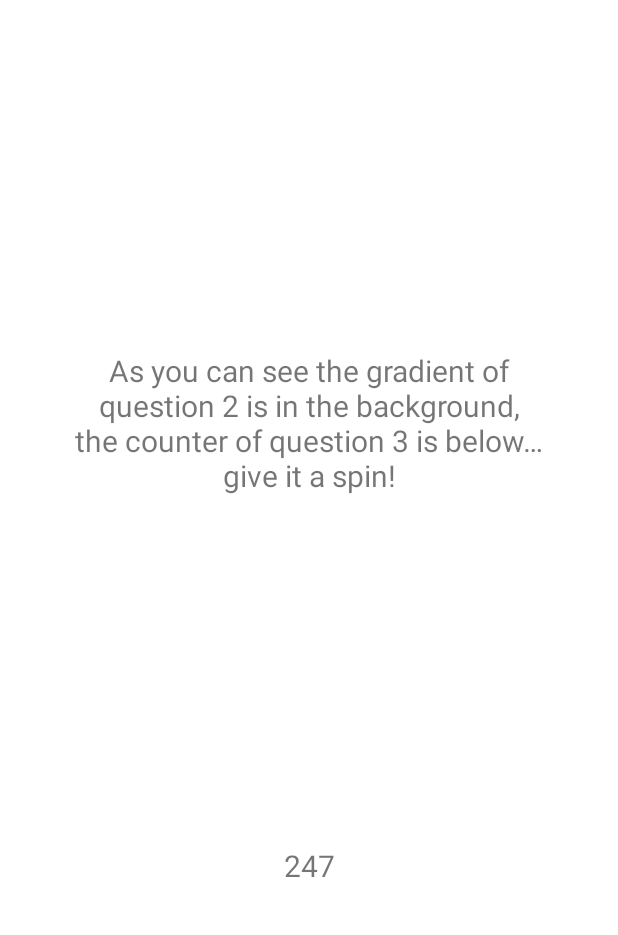
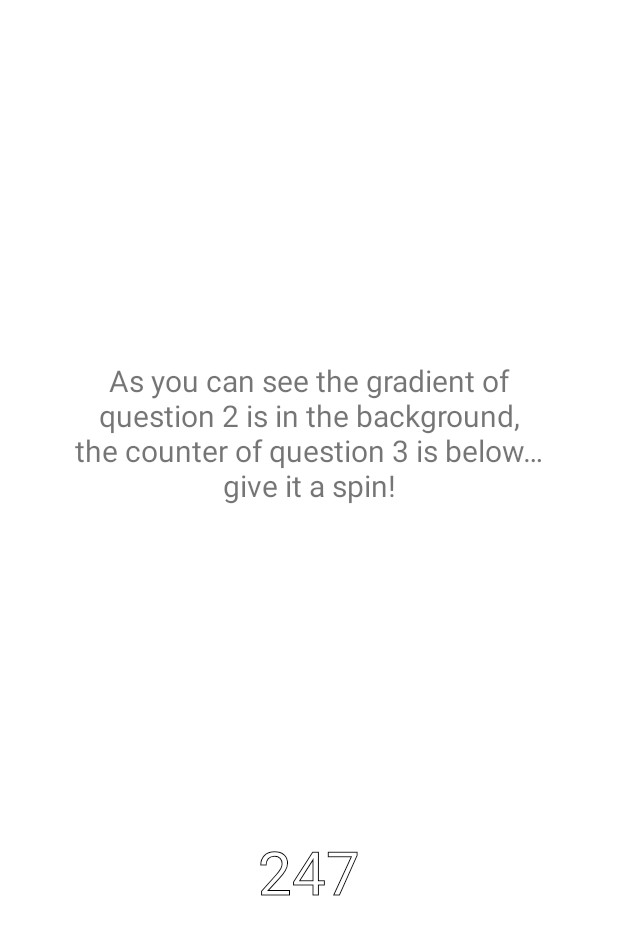
Before and after one commit to michielibiza/interview, an Android app: the layout page2.xml on its own in the app's theme, with its tools: preview values and no code run, on a phone screen of 412 x 824 dp. Shown: the top 935 px of the screen. Run offline under Robolectric (Android 15) with nearby library versions, the phone set to English and light mode, and no system bars.

Commit message:
draw text outlines

```diff
--- a/app/src/main/java/nl/michiel/zenlyinterview/CounterView.kt
+++ b/app/src/main/java/nl/michiel/zenlyinterview/CounterView.kt
@@ -2,6 +2,8 @@ package nl.michiel.zenlyinterview
 
 import android.content.Context
 import android.graphics.Canvas
+import android.graphics.Color
+import android.graphics.Paint
 import android.util.AttributeSet
 import android.view.animation.AccelerateDecelerateInterpolator
 import androidx.appcompat.widget.AppCompatTextView
@@ -53,7 +55,24 @@ class CounterView(
     }
 
     override fun onDraw(canvas: Canvas?) {
+
         val animationTime = currentTimeMillis() - animationStartTime
+        propagateAnimation(animationTime)
+
+        paint.style = Paint.Style.FILL
+        setTextColor(Color.WHITE)
+        super.onDraw(canvas)
+
+        paint.style = Paint.Style.STROKE
+        paint.strokeWidth = 1f
+        setTextColor(Color.BLACK)
+        super.onDraw(canvas)
+
+        if (animationTime < animationDuration) invalidate()
+    }
+
+
+    private fun propagateAnimation(animationTime: Long) {
         text = if (animationTime < animationDuration) {
             val animationValue = interpolator.getInterpolation(animationTime / animationDuration)
             val amount = number + (animationRange * animationValue)
@@ -63,10 +82,6 @@ class CounterView(
             animationRange = 0
             number.toString()
         }
-
-        super.onDraw(canvas)
-
-        if (animationTime < animationDuration) invalidate()
     }
 
 }
--- a/app/src/main/res/layout/page2.xml
+++ b/app/src/main/res/layout/page2.xml
@@ -22,8 +22,8 @@
         android:id="@+id/counter"
         android:layout_width="wrap_content"
         android:layout_height="wrap_content"
-        style="@style/BigText"
         android:text="247"
+        android:textSize="40sp"
         app:layout_constraintBottom_toBottomOf="parent"
         app:layout_constraintEnd_toEndOf="parent"
         app:layout_constraintHorizontal_bias="0.5"
```
